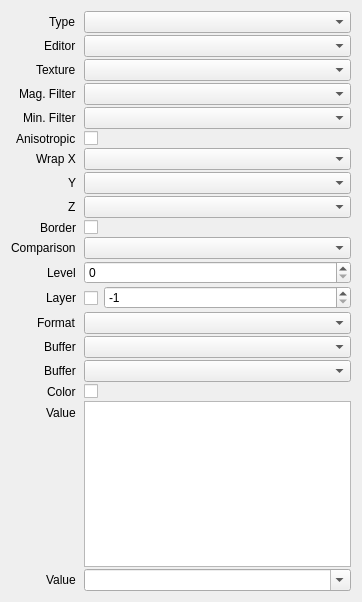
Qt form src/session/BindingProperties.ui (houmain/gpupad) before a commit.
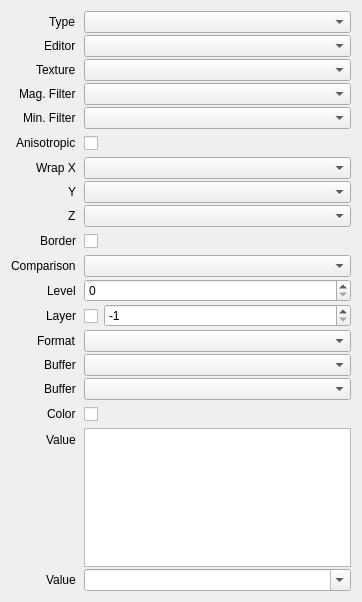
The same form after that commit. Custom widgets are drawn as their Qt base class.

Diff of the .ui file:
```diff
--- a/src/session/BindingProperties.ui
+++ b/src/session/BindingProperties.ui
@@ -99,7 +99,14 @@
       </widget>
      </item>
      <item row="5" column="1">
-      <widget class="QCheckBox" name="anisotropic"/>
+      <widget class="QCheckBox" name="anisotropic">
+       <property name="minimumSize">
+        <size>
+         <width>0</width>
+         <height>24</height>
+        </size>
+       </property>
+      </widget>
      </item>
      <item row="6" column="0">
       <widget class="QLabel" name="labelWrapModeX">
@@ -139,7 +146,14 @@
       </widget>
      </item>
      <item row="9" column="1">
-      <widget class="ColorPicker" name="borderColor"/>
+      <widget class="ColorPicker" name="borderColor">
+       <property name="minimumSize">
+        <size>
+         <width>0</width>
+         <height>24</height>
+        </size>
+       </property>
+      </widget>
      </item>
      <item row="10" column="0">
       <widget class="QLabel" name="labelComparisonFunc">
@@ -240,7 +254,14 @@
       </widget>
      </item>
      <item row="16" column="1">
-      <widget class="ColorPicker" name="color"/>
+      <widget class="ColorPicker" name="color">
+       <property name="minimumSize">
+        <size>
+         <width>0</width>
+         <height>24</height>
+        </size>
+       </property>
+      </widget>
      </item>
      <item row="17" column="0">
       <widget class="QLabel" name="labelExpressions">
@@ -315,16 +336,16 @@
   </layout>
  </widget>
  <customwidgets>
-  <customwidget>
-   <class>ReferenceComboBox</class>
-   <extends>QComboBox</extends>
-   <header>session/ReferenceComboBox.h</header>
-  </customwidget>
   <customwidget>
    <class>DataComboBox</class>
    <extends>QComboBox</extends>
    <header>session/DataComboBox.h</header>
   </customwidget>
+  <customwidget>
+   <class>ReferenceComboBox</class>
+   <extends>QComboBox</extends>
+   <header>session/ReferenceComboBox.h</header>
+  </customwidget>
   <customwidget>
    <class>ExpressionMatrix</class>
    <extends>QTableWidget</extends>
```
